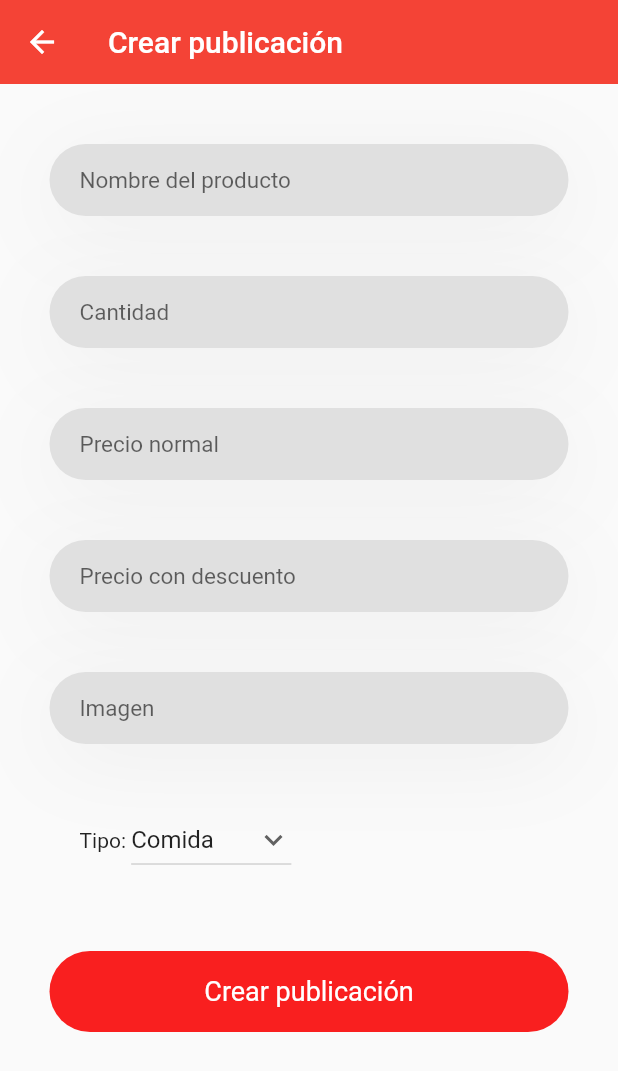
After one commit to Araozu/ProyectoPE, a Flutter app: the CrearPublicacion screen opened directly, on a phone screen of 412 x 824 dp. The commit adds this screen. Shown: the top 1071 px of the screen. Run offline on Flutter 3.47's test engine with Material 2 defaults, Android fonts, the phone set to English and light mode, and no system bars; our stand-ins replace cloud_firestore, firebase_auth, firebase_core, flutter_map, fluttertoast, font_awesome_flutter and 3 more; accounts and stored records are empty.

Commit message:
Crear publicacion

```diff
--- a/lib/main.dart
+++ b/lib/main.dart
@@ -1,6 +1,7 @@
 import 'package:firebase_auth/firebase_auth.dart';
 import 'package:flutter/material.dart';
 import 'package:proyecto_pe/auth_service.dart';
+import 'package:proyecto_pe/pages/crear_publicacion.dart';
 import 'package:proyecto_pe/pages/dieta.dart';
 import 'package:proyecto_pe/pages/homepage.dart';
 import 'package:proyecto_pe/pages/mapa.dart';
--- a/lib/pages/articulo.dart
+++ b/lib/pages/articulo.dart
@@ -5,7 +5,6 @@ class Publicacion {
   final String nombre;
   final int cantidad;
   final String tipo;
-  final String direccion;
   final String imagen;
   final double precioNormal;
   final double precio;
@@ -15,7 +14,6 @@ class Publicacion {
       {required this.nombre,
       required this.cantidad,
       required this.tipo,
-      required this.direccion,
       required this.imagen,
       required this.precioNormal,
       required this.precio,
@@ -26,7 +24,6 @@ class Publicacion {
         nombre: data['nombre'],
         cantidad: data['cantidad'],
         tipo: data['tipo'],
-        direccion: data['direccion'],
         imagen: data['imagen'],
         precioNormal: (data['precioNormal'] as int).toDouble(),
         precio: (data['precio'] as int).toDouble(),
--- /dev/null
+++ b/lib/pages/crear_publicacion.dart
@@ -0,0 +1,275 @@
+import 'package:cloud_firestore/cloud_firestore.dart';
+import 'package:flutter/material.dart';
+import 'package:proyecto_pe/pages/articulo.dart';
+import 'package:proyecto_pe/routes/routes.dart';
+
+import '../auth_service.dart';
+
+class CrearPublicacion extends StatefulWidget {
+
+  @override
+  State<CrearPublicacion> createState() => _CrearPublicacionState();
+}
+
+class _CrearPublicacionState extends State<CrearPublicacion> {
+
+  String dropdownValue = 'Comida';
+  String nombre = "";
+  int cantidad = 0;
+  double precioNormal = 0.0;
+  double precioDescuento = 0.0;
+  String img = "";
+
+  var items = [
+    "Comida",
+    "Pan",
+    "Bebidas",
+    "Provisiones",
+    "Pasteles",
+    "Verduras",
+    "Frutas",
+  ];
+
+  void crear() {
+    var user = AuthService().getUser();
+    var correoUsuarioLogeado = user!.email!;
+
+    final pub = <String, dynamic> {
+      "nombre": nombre,
+      "cantidad": cantidad,
+      "tipo": dropdownValue,
+      "imagen": img,
+      "precioNormal": precioNormal,
+      "precio": precioDescuento,
+      "correoComerciante": correoUsuarioLogeado,
+    };
+
+    FirebaseFirestore.instance
+        .collection("publicacion")
+        .add(pub)
+        .then((_) {
+          Navigator.of(context).pushNamed(Routes.home);
+        });
+  }
+
+  @override
+  Widget build(BuildContext ctx) {
+    return Scaffold(
+      resizeToAvoidBottomInset: false,
+      appBar: AppBar(
+        backgroundColor: Colors.red,
+        foregroundColor: Colors.white,
+        elevation: 0,
+        title: const Text("Crear publicación"),
+        leading: IconButton(
+          icon: const Icon(Icons.arrow_back),
+          onPressed: () {
+            Navigator.of(context).pop();
+          },
+        ),
+      ),
+      body: SingleChildScrollView(
+        child: Column(
+          children: [
+
+            Container(
+              margin: const EdgeInsets.only(left: 33, right: 33, top: 40),
+              padding: const EdgeInsets.only(left: 20, right: 20),
+              decoration: BoxDecoration(
+                borderRadius: BorderRadius.circular(50),
+
+                color: Colors.grey[300],
+                boxShadow: const [BoxShadow(
+                    offset: Offset(0, 10),
+                    blurRadius: 50,
+                    color: Color(0xffEEEEEE)
+                )],
+              ),
+              alignment: Alignment.center,
+              child: TextField(
+                style: TextStyle(fontSize: 15),
+                cursorColor: Color(0xfff91f1f),
+                decoration: const InputDecoration(
+                  hintText: "Nombre del producto",
+                  enabledBorder: InputBorder.none,
+                  focusedBorder: InputBorder.none,
+                ),
+                onChanged: (s) {
+                  nombre = s ?? "";
+                },
+              ),
+            ),
+
+
+            Container(
+              margin: const EdgeInsets.only(left: 33, right: 33, top: 40),
+              padding: const EdgeInsets.only(left: 20, right: 20),
+              decoration: BoxDecoration(
+                borderRadius: BorderRadius.circular(50),
+
+                color: Colors.grey[300],
+                boxShadow: const [BoxShadow(
+                    offset: Offset(0, 10),
+                    blurRadius: 50,
+                    color: Color(0xffEEEEEE)
+                )],
+              ),
+              alignment: Alignment.center,
+              child: TextField(
+                style: TextStyle(fontSize: 15),
+                cursorColor: Color(0xfff91f1f),
+                decoration: const InputDecoration(
+                  hintText: "Cantidad",
+                  enabledBorder: InputBorder.none,
+                  focusedBorder: InputBorder.none,
+                ),
+                onChanged: (s) {
+                  cantidad = int.parse(s);
+                },
+              ),
+            ),
+
+
+            Container(
+              margin: const EdgeInsets.only(left: 33, right: 33, top: 40),
+              padding: const EdgeInsets.only(left: 20, right: 20),
+              decoration: BoxDecoration(
+                borderRadius: BorderRadius.circular(50),
+
+                color: Colors.grey[300],
+                boxShadow: const [BoxShadow(
+                    offset: Offset(0, 10),
+                    blurRadius: 50,
+                    color: Color(0xffEEEEEE)
+                )],
+              ),
+              alignment: Alignment.center,
+              child: TextField(
+                style: TextStyle(fontSize: 15),
+                cursorColor: Color(0xfff91f1f),
+                decoration: const InputDecoration(
+                  hintText: "Precio normal",
+                  enabledBorder: InputBorder.none,
+                  focusedBorder: InputBorder.none,
+                ),
+                onChanged: (s) {
+                  precioNormal = double.parse(s);
+                },
+              ),
+            ),
+
+
+            Container(
+              margin: const EdgeInsets.only(left: 33, right: 33, top: 40),
+              padding: const EdgeInsets.only(left: 20, right: 20),
+              decoration: BoxDecoration(
+                borderRadius: BorderRadius.circular(50),
+
+                color: Colors.grey[300],
+                boxShadow: const [BoxShadow(
+                    offset: Offset(0, 10),
+                    blurRadius: 50,
+                    color: Color(0xffEEEEEE)
+                )],
+              ),
+              alignment: Alignment.center,
+              child: TextField(
+                style: TextStyle(fontSize: 15),
+                cursorColor: Color(0xfff91f1f),
+                decoration: const InputDecoration(
+                  hintText: "Precio con descuento",
+                  enabledBorder: InputBorder.none,
+                  focusedBorder: InputBorder.none,
+                ),
+                onChanged: (s) {
+                  precioDescuento = double.parse(s);
+                },
+              ),
+            ),
+
+            Container(
+              margin: const EdgeInsets.only(left: 33, right: 33, top: 40),
+              padding: const EdgeInsets.only(left: 20, right: 20),
+              decoration: BoxDecoration(
+                borderRadius: BorderRadius.circular(50),
+
+                color: Colors.grey[300],
+                boxShadow: const [BoxShadow(
+                    offset: Offset(0, 10),
+                    blurRadius: 50,
+                    color: Color(0xffEEEEEE)
+                )],
+              ),
+              alignment: Alignment.center,
+              child: TextField(
+                style: TextStyle(fontSize: 15),
+                cursorColor: Color(0xfff91f1f),
+                decoration: const InputDecoration(
+                  hintText: "Imagen",
+                  enabledBorder: InputBorder.none,
+                  focusedBorder: InputBorder.none,
+                ),
+                onChanged: (s) {
+                  img = s;
+                },
+              ),
+            ),
+
+
+            Container(
+              margin: const EdgeInsets.only(left: 33, right: 33, top: 40),
+              padding: const EdgeInsets.only(left: 20, right: 20),
+              child: Row(
+                children: [
+                  const Text("Tipo: "),
+                  DropdownButton(
+                    items: items.map((item) {
+                      return DropdownMenuItem(
+                        value: item,
+                        child: Text(item),
+                      );
+                    }).toList(),
+                    icon: const Icon(Icons.keyboard_arrow_down),
+                    value: dropdownValue,
+                    onChanged: (v) {
+                      setState(() {
+                        dropdownValue = v ?? "Comida";
+                      });
+                    },
+                  )
+                ],
+              ),
+            ),
+
+
+            GestureDetector(
+              onTap: crear,
+              child: Container(
+                margin: EdgeInsets.only(left: 33, right: 33, top: 40),
+                padding: EdgeInsets.only(left: 20, right: 20, top: 20),
+                alignment: Alignment.center,
+                height: 54,
+                decoration: BoxDecoration(
+                  borderRadius: BorderRadius.circular(50),
+                  boxShadow: const [BoxShadow(
+                      offset: Offset(0, 10),
+                      color: Color(0xfff91f1f)
+                  )],
+                ),
+                child: const Text(
+                  "Crear publicación",
+                  style: TextStyle(
+                      color: Colors.white,
+                      fontSize: 18
+                  ),
+                ),
+              ),
+            ),
+
+
+          ],
+        ),
+      ),
+    );
+  }
+}
--- a/lib/pages/homepage.dart
+++ b/lib/pages/homepage.dart
@@ -61,29 +61,6 @@ class HomePage extends StatefulWidget {
 }
 
 class _HomePageState extends State<HomePage> {
-  /*
-  var db = FirebaseFirestore.instance;
-
-  var coms = <Comerciante>[];
-  void init() {
-    // lista de comerciantes
-    final query = db.collection("usuario").where(
-        "comerciante", isEqualTo: true);
-    query.get().then((data) {
-      var items = data.docs;
-      coms = data.docs.map((x) => Comerciante.from(x.data())).toList();
-
-      setState(() {});
-    });
-  }
-
-  @override
-  void initState() {
-    super.initState();
-    init();
-  }
-   */
-
   @override
   Widget build(BuildContext context) {
     return Scaffold(
@@ -93,7 +70,7 @@ class _HomePageState extends State<HomePage> {
         foregroundColor: Colors.black,
         elevation: 0,
         leading: IconButton(
-          icon: const Icon(Icons.menu),
+          icon: const Icon(Icons.account_circle),
           onPressed: () {
             Navigator.of(context).pushNamed(Routes.perfil);
           },
```
